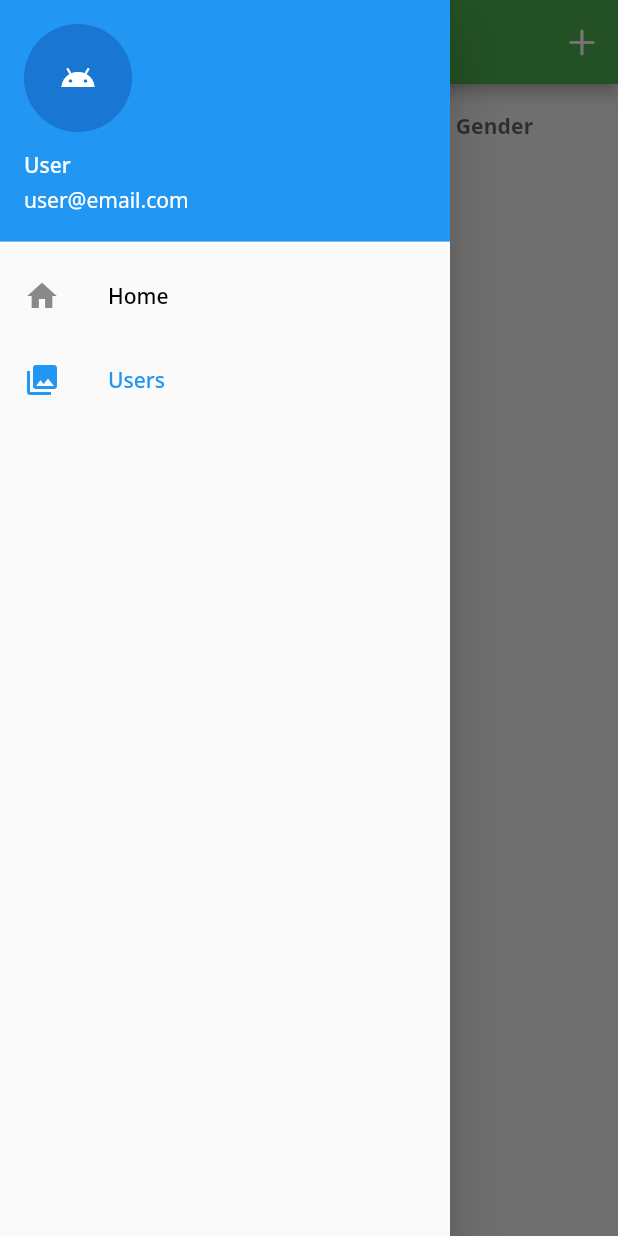
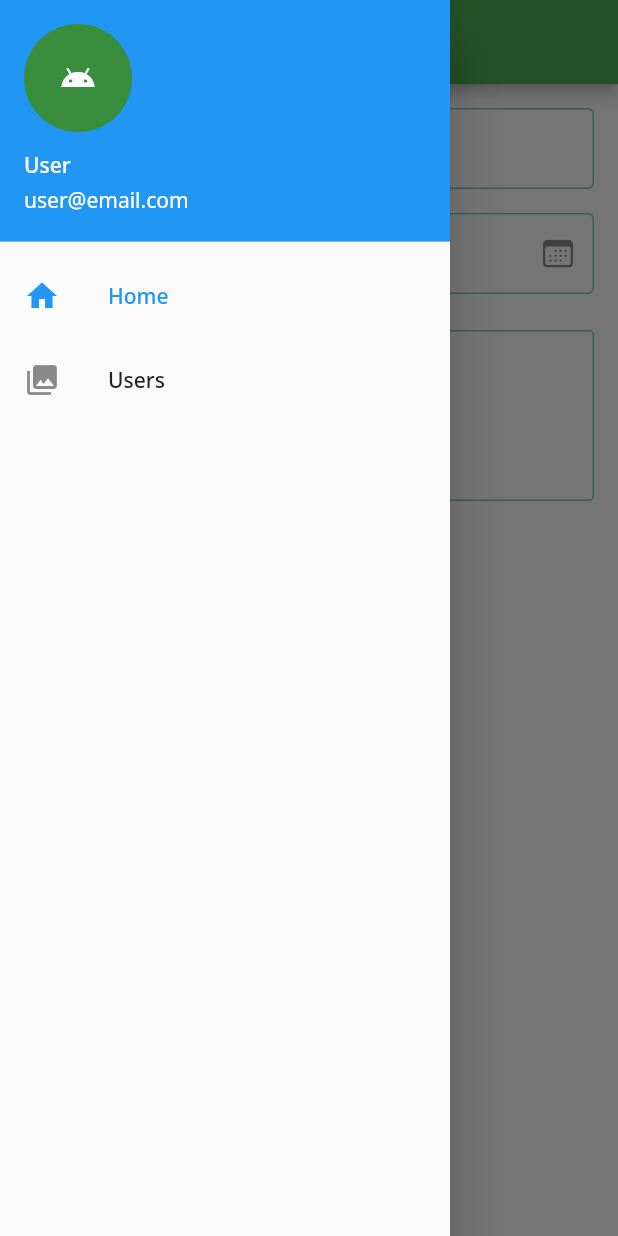
Before and after one commit to minthura/oadminui, a Flutter app: the screen it shows after launch, with the side drawer open, on a phone screen of 412 x 824 dp. Run offline on Flutter 3.47's test engine with Material 2 defaults, Android fonts, the phone set to English and light mode, and no system bars; our stand-ins replace dio, flutter_easyloading, formz, get, google_fonts.

Commit message:
Added custom date picker and radio group.

```diff
--- a/lib/app.dart
+++ b/lib/app.dart
@@ -2,7 +2,8 @@ import 'package:flutter/material.dart';
 import 'package:flutter_easyloading/flutter_easyloading.dart';
 import 'package:get/get.dart';
 import 'package:oadminui/views/screens/home_screen.dart';
-import 'package:oadminui/views/screens/users_screen.dart';
+import 'package:oadminui/views/screens/user/create_screen.dart';
+import 'package:oadminui/views/screens/user/index_screen.dart';
 
 import 'app_route_observer.dart';
 import 'routes.dart';
@@ -16,7 +17,7 @@ class OAdminApp extends StatelessWidget {
       theme: theme(),
       routes: routes,
       debugShowCheckedModeBanner: false,
-      initialRoute: UsersScreen.route,
+      initialRoute: NewUserScreen.route,
       builder: EasyLoading.init(),
       navigatorObservers: [AppRouteObserver()],
       // home: ProductDetailScreen(), //BaseNavScreen(),
--- a/lib/routes.dart
+++ b/lib/routes.dart
@@ -1,8 +1,15 @@
 import 'package:flutter/material.dart';
-import 'package:oadminui/views/screens/users_screen.dart';
+import 'package:oadminui/views/screens/user/create_screen.dart';
+import 'package:oadminui/views/screens/user/index_screen.dart';
 import 'views/screens/home_screen.dart';
 
 Map<String, Widget Function(BuildContext)> routes = {
   HomeScreen.route: (_) => HomeScreen(),
   UsersScreen.route: (_) => UsersScreen(),
+  NewUserScreen.route: (_) => NewUserScreen(),
 };
+
+List<String> navMenuRoutes = [
+  HomeScreen.route,
+  UsersScreen.route,
+];
--- a/lib/views/screens/home_screen.dart
+++ b/lib/views/screens/home_screen.dart
@@ -1,6 +1,6 @@
 import 'package:flutter/material.dart';
 import 'package:get/get.dart';
-import 'package:oadminui/views/screens/users_screen.dart';
+import 'package:oadminui/views/screens/user/index_screen.dart';
 import 'package:oadminui/views/widgets/app_scaffold.dart';
 
 class HomeScreen extends StatelessWidget {
--- /dev/null
+++ b/lib/views/screens/user/create_screen.dart
@@ -0,0 +1,49 @@
+import 'package:flutter/material.dart';
+import 'package:get/get.dart';
+import 'package:oadminui/views/screens/user/user_validation_controller.dart';
+import 'package:oadminui/views/widgets/app_scaffold.dart';
+import 'package:oadminui/views/widgets/my_datepicker.dart';
+import 'package:oadminui/views/widgets/oad_radio_group.dart';
+
+class NewUserScreen extends StatelessWidget {
+  static const route = '/new-user';
+  const NewUserScreen({Key? key}) : super(key: key);
+
+  @override
+  Widget build(BuildContext context) {
+    return AppScaffold(
+      pageTitle: 'New User',
+      body: GetX<UserValidationController>(
+        init: UserValidationController(),
+        builder: (controller) => Container(
+          padding: EdgeInsets.all(16),
+          child: Column(
+            mainAxisSize: MainAxisSize.min,
+            children: [
+              TextField(
+                onChanged: controller.onChange,
+                decoration: InputDecoration(
+                    labelText: 'Email', errorText: controller.onError()),
+              ),
+              SizedBox(
+                height: 16,
+              ),
+              MyDatePicker(
+                labelText: 'Date of birth',
+                onDateSelected: print,
+              ),
+              SizedBox(
+                height: 16,
+              ),
+              RadioGroup(
+                values: ['Male', 'Female'],
+                onChanged: (index, value) => print("$index, $value"),
+                label: 'Gender',
+              ),
+            ],
+          ),
+        ),
+      ),
+    );
+  }
+}
--- /dev/null
+++ b/lib/views/screens/user/formz/email.dart
@@ -0,0 +1,36 @@
+import 'package:formz/formz.dart';
+
+enum EmailValidationError { empty, invalid }
+
+class Email extends FormzInput<String, EmailValidationError> {
+  const Email.pure() : super.pure('');
+  const Email.dirty([String value = '']) : super.dirty(value);
+
+  static final RegExp _emailRegExp = RegExp(
+    r'^(([^<>()[\]\\.,;:\s@"]+(\.[^<>()[\]\\.,;:\s@"]+)*)|(".+"))@((\[[0-9]{1,3}\.[0-9]{1,3}\.[0-9]{1,3}\.[0-9]{1,3}\])|(([a-zA-Z\-0-9]+\.)+[a-zA-Z]{2,}))$',
+  );
+
+  @override
+  EmailValidationError? validator(String value) {
+    if (value.isEmpty) {
+      return EmailValidationError.empty;
+    }
+    if (!_emailRegExp.hasMatch(value)) {
+      return EmailValidationError.invalid;
+    }
+    return null;
+  }
+}
+
+extension Explanation on EmailValidationError {
+  String? get name {
+    switch (this) {
+      case EmailValidationError.empty:
+        return "Email cannot be empty";
+      case EmailValidationError.invalid:
+        return "This is not a valid email";
+      default:
+        return null;
+    }
+  }
+}
--- /dev/null
+++ b/lib/views/screens/user/user_validation_controller.dart
@@ -0,0 +1,15 @@
+import 'package:get/get.dart';
+import 'package:oadminui/views/screens/user/formz/email.dart';
+
+class UserValidationController extends GetxController {
+  final Rx<Email> email = Email.pure().obs;
+
+  void onChange(String value) {
+    email(Email.dirty(value));
+  }
+
+  String? onError() {
+    if (email.value.pure) return null;
+    return email.value.error?.name;
+  }
+}
--- a/lib/views/widgets/app_drawer.dart
+++ b/lib/views/widgets/app_drawer.dart
@@ -1,7 +1,9 @@
 import 'package:flutter/material.dart';
 import 'package:get/get.dart';
+import 'package:oadminui/constants.dart';
+import 'package:oadminui/routes.dart';
 import 'package:oadminui/views/screens/home_screen.dart';
-import 'package:oadminui/views/screens/users_screen.dart';
+import 'package:oadminui/views/screens/user/index_screen.dart';
 
 import '../../app_route_observer.dart';
 
@@ -18,7 +20,7 @@ class AppDrawer extends StatefulWidget {
 }
 
 class _AppDrawerState extends State<AppDrawer> with RouteAware {
-  String _selectedRoute = '/';
+  static String _selectedRoute = '/';
   AppRouteObserver? _routeObserver;
   @override
   void initState() {
@@ -105,8 +107,10 @@ class _AppDrawerState extends State<AppDrawer> with RouteAware {
   }
 
   void _updateSelectedRoute() {
-    setState(() {
-      _selectedRoute = Get.currentRoute;
-    });
+    if (navMenuRoutes.contains(Get.currentRoute)) {
+      setState(() {
+        _selectedRoute = Get.currentRoute;
+      });
+    }
   }
 }
--- /dev/null
+++ b/lib/views/widgets/my_datepicker.dart
@@ -0,0 +1,49 @@
+import 'package:flutter/cupertino.dart';
+import 'package:flutter/material.dart';
+import 'package:intl/intl.dart';
+
+class MyDatePicker extends StatefulWidget {
+  const MyDatePicker(
+      {Key? key, this.labelText, this.errorText, this.onDateSelected})
+      : super(key: key);
+  final String? labelText;
+  final String? errorText;
+  final Function(DateTime)? onDateSelected;
+  @override
+  _MyDatePickerState createState() => _MyDatePickerState();
+}
+
+class _MyDatePickerState extends State<MyDatePicker> {
+  TextEditingController _textEditingController = TextEditingController();
+  @override
+  Widget build(BuildContext context) {
+    return TextField(
+      focusNode: AlwaysDisabledFocusNode(),
+      onTap: () => _showDatePicker(context, _textEditingController),
+      controller: _textEditingController,
+      decoration: InputDecoration(
+        labelText: widget.labelText,
+        errorText: widget.errorText,
+        suffixIcon: Icon(CupertinoIcons.calendar),
+      ),
+    );
+  }
+
+  _showDatePicker(
+      BuildContext context, TextEditingController textEditingController) async {
+    final selectedDate = await showDatePicker(
+        context: context,
+        initialDate: DateTime.now(),
+        firstDate: DateTime.fromMillisecondsSinceEpoch(0),
+        lastDate: DateTime(2050));
+    if (selectedDate != null) {
+      textEditingController.text = DateFormat.yMMMd().format(selectedDate);
+      if (widget.onDateSelected != null) widget.onDateSelected!(selectedDate);
+    }
+  }
+}
+
+class AlwaysDisabledFocusNode extends FocusNode {
+  @override
+  bool get hasFocus => false;
+}
--- /dev/null
+++ b/lib/views/widgets/oad_radio_group.dart
@@ -0,0 +1,75 @@
+import 'package:flutter/material.dart';
+import 'package:oadminui/constants.dart';
+
+class RadioGroup extends StatefulWidget {
+  const RadioGroup(
+      {Key? key,
+      required this.values,
+      this.selectedIndex = 0,
+      this.onChanged,
+      required this.label})
+      : super(key: key);
+  final List<String> values;
+  final String label;
+  final int selectedIndex;
+  final Function(int index, String value)? onChanged;
+
+  @override
+  _RadioGroupState createState() => _RadioGroupState();
+}
+
+class _RadioGroupState extends State<RadioGroup> {
+  String? _groupValue;
+  @override
+  void initState() {
+    _groupValue = widget.values[widget.selectedIndex];
+    super.initState();
+  }
+
+  @override
+  Widget build(BuildContext context) {
+    return Stack(
+      children: [
+        Container(
+          padding: EdgeInsets.symmetric(vertical: 8),
+          child: Container(
+            decoration: BoxDecoration(
+                borderRadius: BorderRadius.circular(3),
+                border: Border.all(color: kAccentColor.withAlpha(128))),
+            child: Column(
+              children: widget.values
+                  .asMap()
+                  .entries
+                  .map(
+                    (entry) => ListTile(
+                        title: Text(entry.value),
+                        leading: Radio(
+                          value: entry.value,
+                          groupValue: _groupValue,
+                          onChanged: (val) {
+                            setState(() {
+                              _groupValue = entry.value;
+                              if (widget.onChanged != null)
+                                widget.onChanged!(entry.key, entry.value);
+                            });
+                          },
+                        )),
+                  )
+                  .toList(),
+            ),
+          ),
+        ),
+        Positioned(
+          left: 24,
+          child: Container(
+              padding: EdgeInsets.symmetric(horizontal: 4),
+              color: Colors.white,
+              child: Text(
+                widget.label,
+                style: TextStyle(color: Colors.grey, fontSize: 12),
+              )),
+        ),
+      ],
+    );
+  }
+}
--- a/pubspec.yaml
+++ b/pubspec.yaml
@@ -32,6 +32,8 @@ dependencies:
   get: ^4.1.4
   dio: ^4.0.0
   flutter_easyloading: ^3.0.0
+  formz: ^0.4.0
+  intl: ^0.17.0
 
 dev_dependencies:
   flutter_test:
```
Also changed, not shown: lib/constants.dart (+7 -5 lines), lib/theme.dart (+40 -0 lines), lib/views/screens/user/index_screen.dart (renamed from lib/views/screens/users_screen.dart, +8 -1 lines), pubspec.lock.
